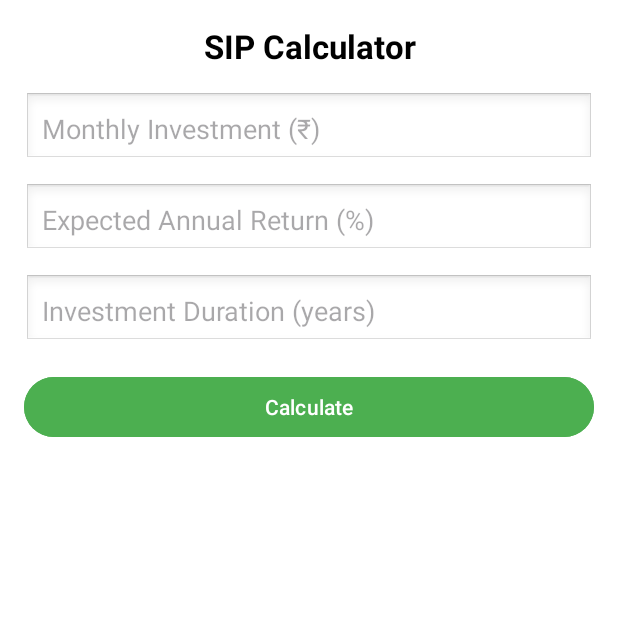
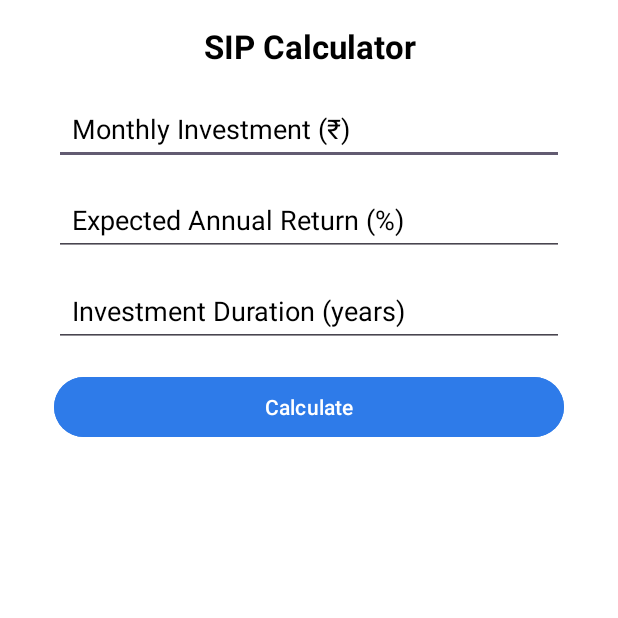
Before and after one commit to Sibasish45/minorproject1, an Android app: the SipCalculatorActivity screen opened directly, with no data from a screen before it, on a phone screen of 412 x 824 dp, the top half of it. Run offline under Robolectric (Android 15) with nearby library versions, the phone set to English and light mode, and no system bars.

Commit message:
updated calculators

```diff
--- a/app/src/main/java/com/example/loginsignupapp/NewsActivity.kt
+++ b/app/src/main/java/com/example/loginsignupapp/NewsActivity.kt
@@ -22,7 +22,6 @@ class NewsActivity : AppCompatActivity() {
         super.onCreate(savedInstanceState)
         setContentView(R.layout.activity_news)
 
-        // Initialize ViewModel
         val factory = NewsViewModelFactory(this)
         viewModel = ViewModelProvider(this, factory).get(NewsViewModel::class.java)
 
@@ -38,10 +37,8 @@ class NewsActivity : AppCompatActivity() {
             layoutManager = LinearLayoutManager(this@NewsActivity)
             adapter = this@NewsActivity.adapter
 
-            // Add item spacing
             addItemDecoration(SpaceItemDecoration(16))
 
-            // Show FAB when scrolled down
             addOnScrollListener(object : RecyclerView.OnScrollListener() {
                 override fun onScrolled(recyclerView: RecyclerView, dx: Int, dy: Int) {
                     super.onScrolled(recyclerView, dx, dy)
--- a/app/src/main/res/layout/activity_sip_calculator.xml
+++ b/app/src/main/res/layout/activity_sip_calculator.xml
@@ -1,70 +1,93 @@
 <?xml version="1.0" encoding="utf-8"?>
 <ScrollView xmlns:android="http://schemas.android.com/apk/res/android"
+    xmlns:tools="http://schemas.android.com/tools"
     android:layout_width="match_parent"
     android:layout_height="match_parent"
     android:padding="16dp"
-    android:background="#FFFFFF">
+    android:background="@color/white"
+    tools:ignore="Autofill">
 
     <LinearLayout
         android:layout_width="match_parent"
         android:layout_height="wrap_content"
         android:orientation="vertical">
 
+        <!-- Title -->
         <TextView
             android:layout_width="match_parent"
             android:layout_height="wrap_content"
-            android:text="SIP Calculator"
+            android:text="@string/sip_title"
             android:textSize="22sp"
             android:textStyle="bold"
-            android:textColor="#000000"
+            android:textColor="@color/black"
             android:gravity="center"
             android:layout_marginBottom="16dp" />
 
+        <!-- Monthly Investment -->
         <EditText
             android:id="@+id/etMonthlyInvestment"
             android:layout_width="match_parent"
             android:layout_height="wrap_content"
-            android:hint="Monthly Investment (₹)"
+            android:layout_marginHorizontal="20dp"
+            android:hint="@string/monthly_investment_hint"
+            android:textColor="@color/black"
+            android:textColorHint="@color/black"
             android:inputType="numberDecimal"
             android:padding="12dp"
-            android:background="@android:drawable/edit_text" />
+            android:autofillHints="none"
+            style="?attr/editTextStyle" />
 
+        <!-- Expected Annual Return -->
         <EditText
             android:id="@+id/etInterestRate"
             android:layout_width="match_parent"
             android:layout_height="wrap_content"
-            android:hint="Expected Annual Return (%)"
+            android:layout_marginHorizontal="20dp"
+            android:layout_marginTop="12dp"
+            android:hint="@string/expected_return_hint"
+            android:textColor="@color/black"
+            android:textColorHint="@color/black"
             android:inputType="numberDecimal"
             android:padding="12dp"
-            android:layout_marginTop="12dp"
-            android:background="@android:drawable/edit_text" />
+            android:autofillHints="none"
+            style="?attr/editTextStyle" />
 
+        <!-- Investment Duration -->
         <EditText
             android:id="@+id/etYears"
             android:layout_width="match_parent"
             android:layout_height="wrap_content"
-            android:hint="Investment Duration (years)"
+            android:layout_marginHorizontal="20dp"
+            android:layout_marginTop="12dp"
+            android:hint="@string/investment_duration_hint"
+            android:textColor="@color/black"
+            android:textColorHint="@color/black"
             android:inputType="number"
             android:padding="12dp"
-            android:layout_marginTop="12dp"
-            android:background="@android:drawable/edit_text" />
+            android:autofillHints="none"
+            style="?attr/editTextStyle" />
 
+        <!-- Calculate Button -->
         <Button
             android:id="@+id/btnCalculateSip"
             android:layout_width="match_parent"
             android:layout_height="wrap_content"
-            android:text="Calculate"
+            android:layout_marginHorizontal="20dp"
             android:layout_marginTop="16dp"
-            android:backgroundTint="#4CAF50"
-            android:textColor="#FFFFFF" />
+            android:text="@string/calculate"
+            android:backgroundTint="@color/primary_blue"
+            android:textColor="@color/white" />
 
+        <!-- Result -->
         <TextView
             android:id="@+id/tvSipResult"
             android:layout_width="match_parent"
             android:layout_height="wrap_content"
+            android:layout_marginHorizontal="20dp"
             android:text=""
-            android:textColor="#000000"
+            android:textColor="@color/black"
             android:textSize="16sp"
             android:paddingTop="20dp" />
+
     </LinearLayout>
 </ScrollView>
--- a/app/src/main/res/values/colors.xml
+++ b/app/src/main/res/values/colors.xml
@@ -49,7 +49,6 @@
     <color name="text_primary">#FFFFFFFF</color>
     <color name="text_secondary">#B0BEC5</color>
     <color name="shimmer_color">#1AFFFFFF</color>
-
-
+    <color name="light_gray">#F5F5F5</color>
 
 </resources>
--- a/app/src/main/res/values/strings.xml
+++ b/app/src/main/res/values/strings.xml
@@ -53,4 +53,15 @@
 
     <string name="finbot_logo">FinBot Logo</string>
 
+    <string name="sip_title">SIP Calculator</string>
+    <string name="monthly_investment_hint">Monthly Investment (₹)</string>
+    <string name="expected_return_hint">Expected Annual Return (%)</string>
+    <string name="investment_duration_hint">Investment Duration (years)</string>
+    <string name="calculate">Calculate</string>
+
+    <string name="tax_calculator_title">Tax Calculator</string>
+    <string name="enter_annual_income">Enter Annual Income (₹)</string>
+    <string name="enter_deductions">Enter Deductions (₹)</string>
+    <string name="calculate_tax">Calculate Tax</string>
+    <string name="result_placeholder">Result will appear here</string>
 </resources>
```
Also changed, not shown: app/src/main/res/layout/activity_emi_calculator.xml (+7 -1 lines), app/src/main/res/layout/activity_tax_calculator.xml (+31 -17 lines).
